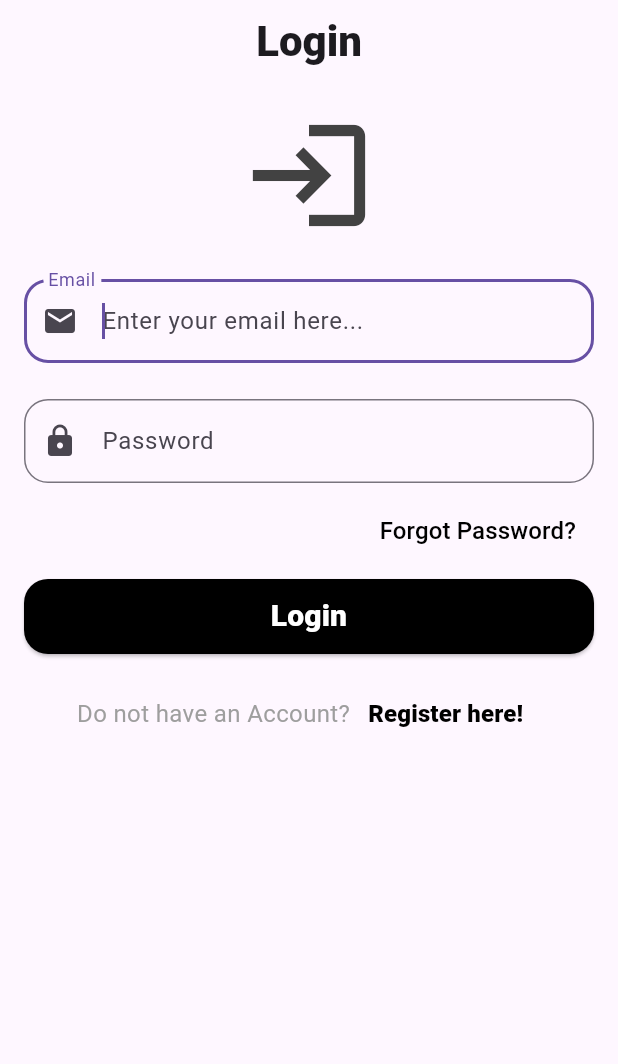
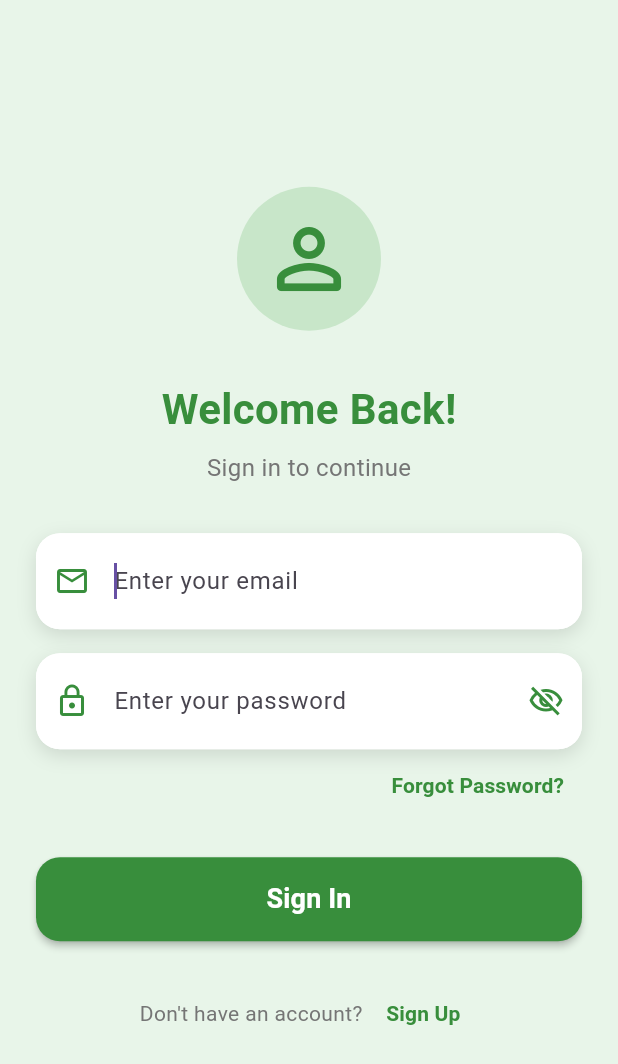
Before and after one commit to gouthamsricharan/Rasko, a Flutter app: the screen it shows after launch, on a phone screen of 412 x 824 dp. Shown: the top 1064 px of the screen. Run offline on Flutter 3.47's test engine with Material 3 defaults, Android fonts, the phone set to English and light mode, and no system bars; our stand-ins replace bloc, cloud_firestore, equatable, firebase_auth, firebase_core, flutter_bloc and 3 more; accounts and stored records are empty.

Commit message:
new changes and new login ui

```diff
--- a/lib/main.dart
+++ b/lib/main.dart
@@ -15,11 +15,18 @@ import 'package:notesapp/views/verify_email_view.dart';
 
 void main() {
   WidgetsFlutterBinding.ensureInitialized();
-  runApp(
-    MaterialApp(
-      title: 'Rasko',
+  runApp(const MyApp());
+}
+
+class MyApp extends StatelessWidget {
+  const MyApp({super.key});
+
+  @override
+  Widget build(BuildContext context) {
+    return MaterialApp(
+      title: 'Notes App',
       theme: ThemeData(
-        primarySwatch: Colors.grey,
+        primarySwatch: Colors.blue,
       ),
       home: BlocProvider<AuthBloc>(
         create: (context) => AuthBloc(FirebaseAuthProvider()),
@@ -28,8 +35,8 @@ void main() {
       routes: {
         createOrUpdateNoteRoute: (context) => const CreateUpdateNoteView(),
       },
-    ),
-  );
+    );
+  }
 }
 
 class HomePage extends StatelessWidget {
--- a/lib/views/login_view.dart
+++ b/lib/views/login_view.dart
@@ -18,6 +18,8 @@ class LoginView extends StatefulWidget {
 class _LoginViewState extends State<LoginView> {
   late final TextEditingController _email;
   late final TextEditingController _password;
+  bool _isPasswordVisible = false;
+  bool _isLoading = false;
 
   @override
   void initState() {
@@ -33,10 +35,19 @@ class _LoginViewState extends State<LoginView> {
     super.dispose();
   }
 
+  Future<void> _logIn() async {
+    setState(() => _isLoading = true);
+    final email = _email.text;
+    final password = _password.text;
+
+    context.read<AuthBloc>().add(AuthEventLogIn(email, password));
+  }
+
   @override
   Widget build(BuildContext context) {
     return BlocListener<AuthBloc, AuthState>(
       listener: (context, state) async {
+        setState(() => _isLoading = false);
         if (state is AuthStateLoggedOut) {
           if (state.exception is UserNotFoundAuthException) {
             await showErrorDialog(
@@ -51,147 +62,222 @@ class _LoginViewState extends State<LoginView> {
         }
       },
       child: Scaffold(
-        appBar: AppBar(
-          title: const Text(
-            'Login',
-            textAlign: TextAlign.center,
-            style: TextStyle(
-              fontSize: 28,
-              fontWeight: FontWeight.w900,
-            ),
-          ),
-          centerTitle: true,
-        ),
-        body: Padding(
-          padding: const EdgeInsets.all(16.0),
+        backgroundColor: Colors.green[50],
+        body: SafeArea(
+          child: Center(
             child: SingleChildScrollView(
+              child: Padding(
+                padding: const EdgeInsets.all(24.0),
                 child: Column(
                   mainAxisAlignment: MainAxisAlignment.center,
                   children: [
-                const Icon(
-                  Icons.login,
-                  size: 90,
-                  color: Color(0xFF424242),
+                    // Logo/Icon with animation
+                    TweenAnimationBuilder(
+                      tween: Tween<double>(begin: 0, end: 1),
+                      duration: const Duration(milliseconds: 800),
+                      builder: (context, double value, child) {
+                        return Transform.scale(
+                          scale: value,
+                          child: Container(
+                            padding: const EdgeInsets.all(16),
+                            decoration: BoxDecoration(
+                              color: Colors.green[100],
+                              shape: BoxShape.circle,
                             ),
-                const SizedBox(height: 24),
-                TextField(
+                            child: Icon(
+                              Icons.person_outline_rounded,
+                              size: 64,
+                              color: Colors.green[700],
+                            ),
+                          ),
+                        );
+                      },
+                    ),
+                    const SizedBox(height: 32),
+
+                    // Welcome Text
+                    Text(
+                      'Welcome Back!',
+                      style: TextStyle(
+                        fontSize: 28,
+                        fontWeight: FontWeight.bold,
+                        color: Colors.green[700],
+                      ),
+                    ),
+                    const SizedBox(height: 8),
+                    Text(
+                      'Sign in to continue',
+                      style: TextStyle(fontSize: 16, color: Colors.grey[600]),
+                    ),
+                    const SizedBox(height: 32),
+
+                    // Email Field
+                    Container(
+                      decoration: BoxDecoration(
+                        color: Colors.white,
+                        borderRadius: BorderRadius.circular(16),
+                        boxShadow:const [
+                          BoxShadow(
+                            color: Colors.black12,
+                            blurRadius: 10,
+                            offset:  Offset(0, 4),
+                          ),
+                        ],
+                      ),
+                      child: TextField(
                         controller: _email,
+                        keyboardType: TextInputType.emailAddress,
                         enableSuggestions: false,
                         autocorrect: false,
                         autofocus: true,
-                  keyboardType: TextInputType.emailAddress,
                         decoration: InputDecoration(
-                    hintText: 'Enter your email here...',
-                    labelText: 'Email',
-                    prefixIcon: const Icon(Icons.email),
+                          hintText: 'Enter your email',
+                          prefixIcon: Icon(
+                            Icons.email_outlined,
+                            color: Colors.green[700],
+                          ),
                           border: OutlineInputBorder(
-                      borderRadius: BorderRadius.circular(16.0),
-                      borderSide: const BorderSide(
-                        color: Color(0xFFBDBDBD),
+                            borderRadius: BorderRadius.circular(16),
+                            borderSide: BorderSide.none,
                           ),
+                          filled: true,
+                          fillColor: Colors.white,
+                          contentPadding: const EdgeInsets.all(20),
+                        ),
+                      ),
+                    ),
+                    const SizedBox(height: 16),
+
+                    // Password Field
+                    Container(
+                      decoration: BoxDecoration(
+                        color: Colors.white,
+                        borderRadius: BorderRadius.circular(16),
+                        boxShadow: const [
+                          BoxShadow(
+                            color:  Colors.black12,
+                            blurRadius: 10,
+                            offset:  Offset(0, 4),
+                          ),
+                        ],
+                      ),
+                      child: TextField(
+                        controller: _password,
+                        obscureText: !_isPasswordVisible,
+                        enableSuggestions: false,
+                        autocorrect: false,
+                        decoration: InputDecoration(
+                          hintText: 'Enter your password',
+                          prefixIcon: Icon(
+                            Icons.lock_outline,
+                            color: Colors.green[700],
+                          ),
+                          suffixIcon: IconButton(
+                            icon: Icon(
+                              _isPasswordVisible
+                                  ? Icons.visibility_outlined
+                                  : Icons.visibility_off_outlined,
+                              color: Colors.green[700],
+                            ),
+                            onPressed: () {
+                              setState(() {
+                                _isPasswordVisible = !_isPasswordVisible;
+                              });
+                            },
+                          ),
+                          border: OutlineInputBorder(
+                            borderRadius: BorderRadius.circular(16),
+                            borderSide: BorderSide.none,
+                          ),
+                          filled: true,
+                          fillColor: Colors.white,
+                          contentPadding: const EdgeInsets.all(20),
+                        ),
+                      ),
+                    ),
+
+                    // Forgot Password Button
+                    Align(
+                      alignment: Alignment.centerRight,
+                      child: TextButton(
+                        onPressed: () {
+                          context.read<AuthBloc>().add(
+                            const AuthEventForgotPassword(),
+                          );
+                        },
+                        style: TextButton.styleFrom(
+                          foregroundColor: Colors.green[700],
+                        ),
+                        child: const Text(
+                          'Forgot Password?',
+                          style: TextStyle(fontWeight: FontWeight.bold),
                         ),
                       ),
                     ),
                     const SizedBox(height: 24),
-                TextField(
-                  controller: _password,
-                  obscureText: true,
-                  enableSuggestions: false,
-                  autocorrect: false,
-                  autofocus: true,
-                  decoration: InputDecoration(
-                    hintText: 'Enter your Password here...',
-                    labelText: 'Password',
-                    prefixIcon: const Icon(Icons.lock),
-                    border: OutlineInputBorder(
-                      borderRadius: BorderRadius.circular(16.0),
-                      borderSide: const BorderSide(
-                        color: Color(0xFFBDBDBD),
+
+                    // Login Button
+                    ElevatedButton(
+                      onPressed: _isLoading
+                          ? null
+                          : () async {
+                              await _logIn();
+                            },
+                      style: ElevatedButton.styleFrom(
+                        backgroundColor: Colors.green[700],
+                        foregroundColor: Colors.white,
+                        minimumSize: const Size(double.infinity, 56),
+                        shape: RoundedRectangleBorder(
+                          borderRadius: BorderRadius.circular(16),
+                        ),
+                        elevation: 2,
+                      ),
+                      child: _isLoading
+                          ? const SizedBox(
+                              height: 24,
+                              width: 24,
+                              child: CircularProgressIndicator(
+                                color: Colors.white,
+                                strokeWidth: 3,
+                              ),
+                            )
+                          : const Text(
+                              'Sign In',
+                              style: TextStyle(
+                                fontSize: 18,
+                                fontWeight: FontWeight.bold,
                               ),
                             ),
                     ),
-                ),
-                const SizedBox(height: 8),
-                Align(
-                  alignment: Alignment.centerRight,
-                  child: TextButton(
-                    onPressed: () {
-                      context
-                          .read<AuthBloc>()
-                          .add(const AuthEventForgotPassword());
-                    },
-                    child: const Text(
-                      'Forgot Password?',
-                      textAlign: TextAlign.right,
-                      style: TextStyle(
-                        fontSize: 16,
-                        color: Colors.black,
-                      ),
-                    ),
-                  ),
-                ),
-                const SizedBox(height: 8),
-                ElevatedButton(
-                  onPressed: () async {
-                    final email = _email.text;
-                    final password = _password.text;
-                    context.read<AuthBloc>().add(
-                          AuthEventLogIn(
-                            email,
-                            password,
-                          ),
-                        );
-                  },
-                  style: ElevatedButton.styleFrom(
-                    backgroundColor: Colors.black,
-                    foregroundColor: Colors.white,
-                    minimumSize: const Size(double.infinity, 50),
-                    shape: RoundedRectangleBorder(
-                      borderRadius: BorderRadius.circular(16),
-                    ),
-                  ),
-                  child: const Text(
-                    'Login',
-                    textAlign: TextAlign.center,
-                    style: TextStyle(
-                      fontSize: 20,
-                      fontWeight: FontWeight.w900,
-                    ),
-                  ),
-                ),
-                const SizedBox(height: 16),
-                Center(
-                  child: Row(
+                    const SizedBox(height: 24),
+
+                    // Register Link
+                    Row(
                       mainAxisAlignment: MainAxisAlignment.center,
                       children: [
-                      const Text(
-                        'Do not have an Account?',
-                        textAlign: TextAlign.center,
-                        style: TextStyle(
-                          fontSize: 16,
-                          color: Colors.grey,
-                        ),
+                        Text(
+                          'Don\'t have an account? ',
+                          style: TextStyle(color: Colors.grey[600]),
                         ),
                         TextButton(
                           onPressed: () {
-                          context
-                              .read<AuthBloc>()
-                              .add(const AuthEventShouldRegister());
+                            context.read<AuthBloc>().add(
+                              const AuthEventShouldRegister(),
+                            );
                           },
+                          style: TextButton.styleFrom(
+                            foregroundColor: Colors.green[700],
+                          ),
                           child: const Text(
-                          'Register here!',
-                          textAlign: TextAlign.center,
-                          style: TextStyle(
-                            fontSize: 16,
-                            color: Colors.black,
-                            fontWeight: FontWeight.w900,
-                          ),
+                            'Sign Up',
+                            style: TextStyle(fontWeight: FontWeight.bold),
                           ),
                         ),
                       ],
                     ),
+                  ],
                 ),
-              ],
+              ),
             ),
           ),
         ),
```
Also changed, not shown: 40 other files. Lines whose indentation alone changed are shown as unchanged.
